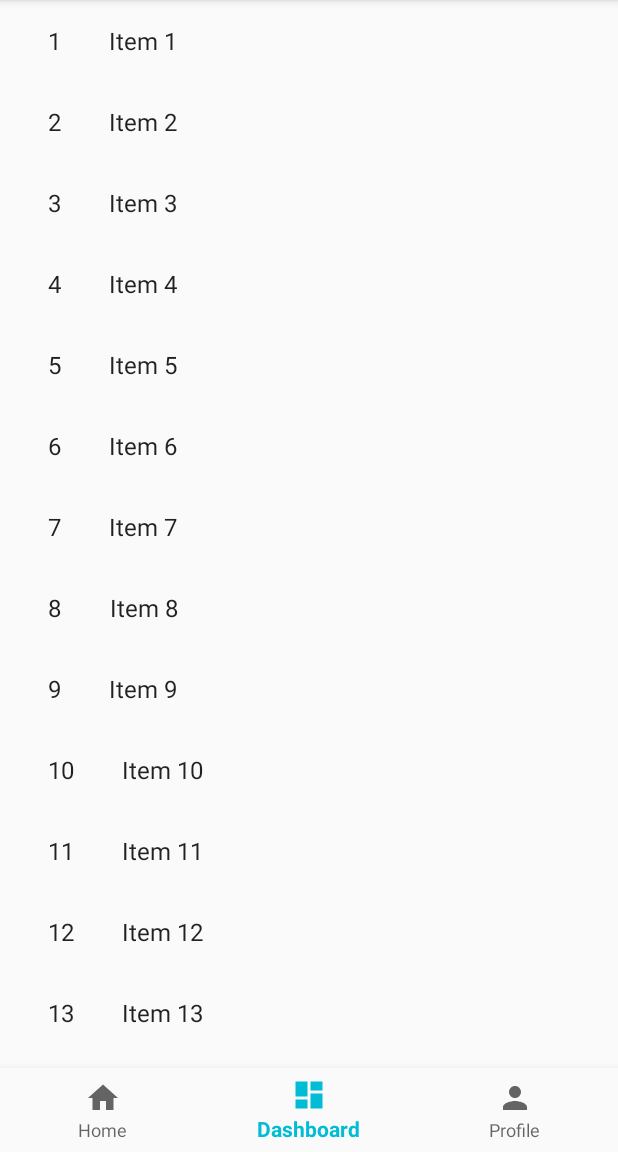
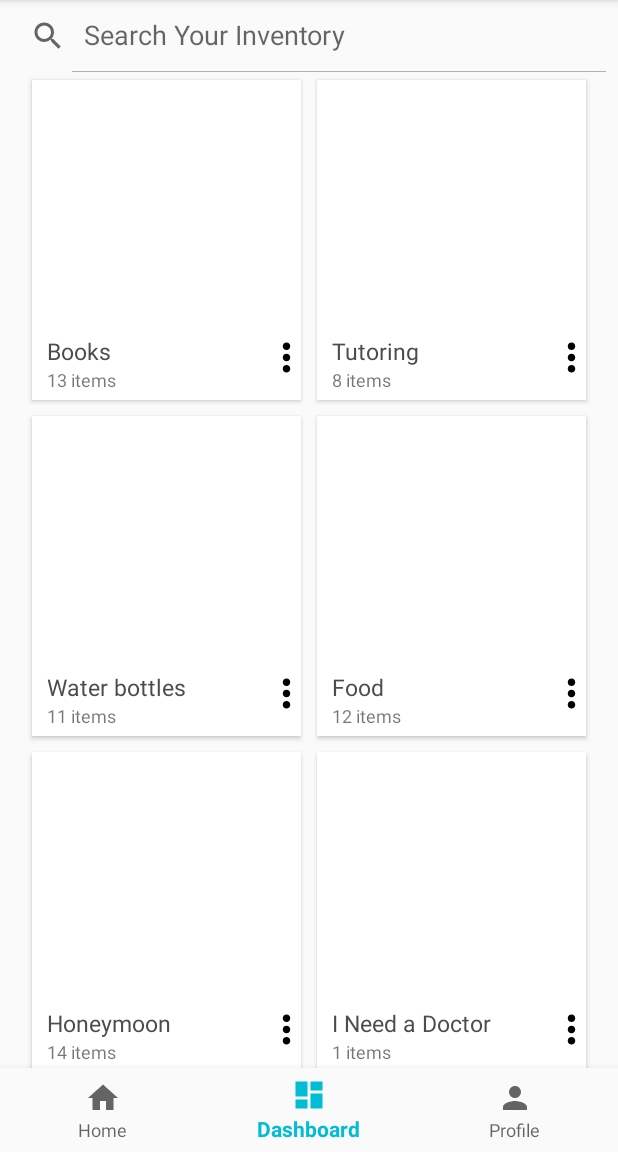
Before and after one commit to michaeldadi/PacExchange, an Android app: the screen it shows after launch once a user with an empty profile is signed in (MainActivity), item 2 of the bottom bar chosen, on a phone screen of 412 x 824 dp, the part 84-1236 px from its top. Run offline under Robolectric (Android 15) with nearby library versions, the phone set to English and light mode, and no system bars; our stand-ins replace Firebase (no records; nobody signed in at launch, a user with empty details on screens opened directly).

Commit message:
migration to AndroidX

```diff
--- a/app/build.gradle
+++ b/app/build.gradle
@@ -37,6 +37,7 @@ dependencies {
     implementation 'androidx.recyclerview:recyclerview:1.0.0'
     implementation 'com.squareup.picasso:picasso:2.71828'
     implementation 'androidx.preference:preference:1.1.0-alpha04'
+    implementation 'com.google.android.gms:play-services-wallet:16.0.1'
     testImplementation 'junit:junit:4.12'
     androidTestImplementation 'androidx.test:runner:1.1.1'
     androidTestImplementation 'androidx.test.espresso:espresso-core:3.1.1'
--- a/app/src/main/AndroidManifest.xml
+++ b/app/src/main/AndroidManifest.xml
@@ -16,6 +16,9 @@
         android:roundIcon="@mipmap/ic_launcher_round"
         android:supportsRtl="true"
         android:theme="@style/AppTheme">
+        <meta-data
+            android:name="com.google.android.gms.wallet.api.enabled"
+            android:value="true" />
         <activity
             android:name=".SettingsActivity"
             android:label="@string/title_activity_settings"
--- a/app/src/main/java/com/cs639/pacexchange/EditUserProfileFragment.java
+++ b/app/src/main/java/com/cs639/pacexchange/EditUserProfileFragment.java
@@ -74,7 +74,7 @@ public class EditUserProfileFragment extends Fragment {
 
         mStorageRef.child(user.getUid()).getDownloadUrl().addOnSuccessListener(uri -> Picasso.get().load(uri).into(mProfilePicture));
         //Set user profile grad year and phone #
-        DocumentReference docRef = db.collection("users").document("1gdhE2ezd6IyH1RgyaLU");
+        DocumentReference docRef = db.collection("users").document(user.getUid());
         docRef.get().addOnCompleteListener(task -> {
             if (task.isSuccessful()) {
                 DocumentSnapshot document = task.getResult();
--- /dev/null
+++ b/app/src/main/java/com/cs639/pacexchange/Inventory.java
@@ -0,0 +1,40 @@
+package com.cs639.pacexchange;
+
+public class Inventory {
+    private String name;
+    private int numOfSongs;
+    private int thumbnail;
+
+    public Inventory() {
+    }
+
+    public Inventory(String name, int numOfSongs, int thumbnail) {
+        this.name = name;
+        this.numOfSongs = numOfSongs;
+        this.thumbnail = thumbnail;
+    }
+
+    public String getName() {
+        return name;
+    }
+
+    public void setName(String name) {
+        this.name = name;
+    }
+
+    public int getNumOfSongs() {
+        return numOfSongs;
+    }
+
+    public void setNumOfSongs(int numOfSongs) {
+        this.numOfSongs = numOfSongs;
+    }
+
+    public int getThumbnail() {
+        return thumbnail;
+    }
+
+    public void setThumbnail(int thumbnail) {
+        this.thumbnail = thumbnail;
+    }
+}
--- a/app/src/main/java/com/cs639/pacexchange/InventoryFragment.java
+++ b/app/src/main/java/com/cs639/pacexchange/InventoryFragment.java
@@ -1,23 +1,21 @@
 package com.cs639.pacexchange;
 
-import android.content.Context;
 import android.os.Bundle;
 import androidx.fragment.app.Fragment;
+import androidx.recyclerview.widget.DefaultItemAnimator;
 import androidx.recyclerview.widget.GridLayoutManager;
-import androidx.recyclerview.widget.LinearLayoutManager;
 import androidx.recyclerview.widget.RecyclerView;
 import android.view.LayoutInflater;
 import android.view.View;
 import android.view.ViewGroup;
 
-import com.cs639.pacexchange.dummy.DummyContent;
+import java.util.ArrayList;
+import java.util.List;
 
 public class InventoryFragment extends Fragment {
 
-    // TODO: Customize parameter argument names
-    private static final String ARG_COLUMN_COUNT = "column-count";
-    // TODO: Customize parameters
-    private int mColumnCount = 1;
+    private List<Inventory> inventoryList = new ArrayList<>();
+    private MyInventoryRecyclerViewAdapter mAdapter;
 
     public InventoryFragment() {
     }
@@ -25,10 +23,6 @@ public class InventoryFragment extends Fragment {
     @Override
     public void onCreate(Bundle savedInstanceState) {
         super.onCreate(savedInstanceState);
-
-        if (getArguments() != null) {
-            mColumnCount = getArguments().getInt(ARG_COLUMN_COUNT);
-        }
     }
 
     @Override
@@ -36,17 +30,52 @@ public class InventoryFragment extends Fragment {
                              Bundle savedInstanceState) {
         View view = inflater.inflate(R.layout.fragment_inventory_list, container, false);
 
-        // Set the adapter
-        if (view instanceof RecyclerView) {
-            Context context = view.getContext();
-            RecyclerView recyclerView = (RecyclerView) view;
-            if (mColumnCount <= 1) {
-                recyclerView.setLayoutManager(new LinearLayoutManager(context));
-            } else {
-                recyclerView.setLayoutManager(new GridLayoutManager(context, mColumnCount));
-            }
-            recyclerView.setAdapter(new MyInventoryRecyclerViewAdapter(DummyContent.ITEMS));
-        }
+            RecyclerView recyclerView = view.findViewById(R.id.inventory_list);
+            mAdapter = new MyInventoryRecyclerViewAdapter(getContext(), inventoryList);
+            RecyclerView.LayoutManager mLayoutManager = new GridLayoutManager(getContext(), 2);
+            recyclerView.setLayoutManager(mLayoutManager);
+            recyclerView.setItemAnimator(new DefaultItemAnimator());
+
+            recyclerView.setLayoutManager(mLayoutManager);
+            recyclerView.setAdapter(mAdapter);
+
+            prepareAlbums();
         return view;
     }
+
+    private void prepareAlbums() {
+
+        Inventory a = new Inventory("Books", 13, R.drawable.user_placeholder);
+        inventoryList.add(a);
+
+        a = new Inventory("Tutoring", 8, R.drawable.user_placeholder);
+        inventoryList.add(a);
+
+        a = new Inventory("Water bottles", 11, R.drawable.user_placeholder);
+        inventoryList.add(a);
+
+        a = new Inventory("Food", 12, R.drawable.user_placeholder);
+        inventoryList.add(a);
+
+        a = new Inventory("Honeymoon", 14, R.drawable.user_placeholder);
+        inventoryList.add(a);
+
+        a = new Inventory("I Need a Doctor", 1, R.drawable.user_placeholder);
+        inventoryList.add(a);
+
+        a = new Inventory("Loud", 11, R.drawable.user_placeholder);
+        inventoryList.add(a);
+
+        a = new Inventory("Legend", 14, R.drawable.user_placeholder);
+        inventoryList.add(a);
+
+        a = new Inventory("Hello", 11, R.drawable.user_placeholder);
+        inventoryList.add(a);
+
+        a = new Inventory("Greatest Hits", 17, R.drawable.user_placeholder);
+        inventoryList.add(a);
+
+        mAdapter.notifyDataSetChanged();
+    }
+
 }
--- a/app/src/main/java/com/cs639/pacexchange/ListData.java
+++ b/app/src/main/java/com/cs639/pacexchange/Item.java
@@ -1,11 +1,11 @@
 package com.cs639.pacexchange;
 
-public class ListData {
+public class Item {
     int mPrice;
     String mSeller;
     String mItemType;
 
-    public ListData(String seller, String itemType, int price)
+    public Item(String seller, String itemType, int price)
     {
         mSeller = seller;
         mItemType = itemType;
--- a/app/src/main/java/com/cs639/pacexchange/ItemFragment.java
+++ b/app/src/main/java/com/cs639/pacexchange/ItemFragment.java
@@ -18,7 +18,7 @@ public class ItemFragment extends Fragment {
 
     RecyclerView mRecyclerView;
     Context mContext;
-    List<ListData> mListData;
+    List<Item> mListData;
 
     @Override
     public void onAttach(Context context) {
@@ -30,18 +30,18 @@ public class ItemFragment extends Fragment {
     public void onCreate(@Nullable Bundle savedInstanceState) {
         super.onCreate(savedInstanceState);
         mListData = new ArrayList<>();
-        mListData.add(new ListData("John Doe", "tickets", 5));
-        mListData.add(new ListData("Sebastian Dabrowski", "tutoring", 3));
-        mListData.add(new ListData("Alexandra Stephens", "meal plan money", 2));
-        mListData.add(new ListData("Jacob Oiler", "chair", 7));
-        mListData.add(new ListData("Tinna Rider", "charger", 4));
-        mListData.add(new ListData("Tim Fargoe", "pencils", 1));
-        mListData.add(new ListData("Patryck Steward", "textbook", 5));
-        mListData.add(new ListData("Anna White", "cupcakes", 2));
-        mListData.add(new ListData("Jaden Williams", "tickets", 4));
-        mListData.add(new ListData("Jaden Williams", "tickets", 4));
-        mListData.add(new ListData("Jaden Williams", "tickets", 4));
-        mListData.add(new ListData("Jaden Williams", "tickets", 4));
+        mListData.add(new Item("John Doe", "tickets", 5));
+        mListData.add(new Item("Sebastian Dabrowski", "tutoring", 3));
+        mListData.add(new Item("Alexandra Stephens", "meal plan money", 2));
+        mListData.add(new Item("Jacob Oiler", "chair", 7));
+        mListData.add(new Item("Tinna Rider", "charger", 4));
+        mListData.add(new Item("Tim Fargoe", "pencils", 1));
+        mListData.add(new Item("Patryck Steward", "textbook", 5));
+        mListData.add(new Item("Anna White", "cupcakes", 2));
+        mListData.add(new Item("Jaden Williams", "tickets", 4));
+        mListData.add(new Item("Jaden Williams", "tickets", 4));
+        mListData.add(new Item("Jaden Williams", "tickets", 4));
+        mListData.add(new Item("Jaden Williams", "tickets", 4));
 
     }
 
@@ -50,7 +50,7 @@ public class ItemFragment extends Fragment {
     public View onCreateView(@NonNull LayoutInflater inflater, @Nullable ViewGroup container, @Nullable Bundle savedInstanceState) {
         View view = inflater.inflate(R.layout.fragment_item_list, container, false);
 
-        mRecyclerView = view.findViewById(R.id.list);
+        mRecyclerView = view.findViewById(R.id.item_list);
 
 
 
@@ -61,13 +61,8 @@ public class ItemFragment extends Fragment {
     public void onActivityCreated(@Nullable Bundle savedInstanceState) {
         super.onActivityCreated(savedInstanceState);
 
-        MyItemRecyclerViewAdapter adapter = new MyItemRecyclerViewAdapter(mContext, mListData, new View.OnClickListener() {
-            @Override
-            public void onClick(View v) {
-                onSellingRowClicked(v);
-            }
-        });
-        mRecyclerView.setLayoutManager(new LinearLayoutManager(mContext, LinearLayoutManager.VERTICAL, false));
+        MyItemRecyclerViewAdapter adapter = new MyItemRecyclerViewAdapter(mContext, mListData, v -> onSellingRowClicked(v));
+        mRecyclerView.setLayoutManager(new LinearLayoutManager(mContext, RecyclerView.VERTICAL, false));
         mRecyclerView.setAdapter(adapter);
     }
 
--- a/app/src/main/java/com/cs639/pacexchange/MyInventoryRecyclerViewAdapter.java
+++ b/app/src/main/java/com/cs639/pacexchange/MyInventoryRecyclerViewAdapter.java
@@ -1,58 +1,97 @@
 package com.cs639.pacexchange;
 
 import androidx.recyclerview.widget.RecyclerView;
+
+import android.content.Context;
 import android.view.LayoutInflater;
 import android.view.View;
 import android.view.ViewGroup;
+import android.widget.ImageView;
 import android.widget.TextView;
-
-import com.cs639.pacexchange.dummy.DummyContent.DummyItem;
 
 import java.util.List;
 
 public class MyInventoryRecyclerViewAdapter extends RecyclerView.Adapter<MyInventoryRecyclerViewAdapter.ViewHolder> {
 
-    private final List<DummyItem> mValues;
+    private Context mContext;
+    private List<Inventory> inventoryList;
 
-    public MyInventoryRecyclerViewAdapter(List<DummyItem> items) {
-        mValues = items;
+    public class ViewHolder extends RecyclerView.ViewHolder {
+        public TextView title, count;
+        public ImageView thumbnail, overflow;
+
+        public ViewHolder(View view) {
+            super(view);
+            title = view.findViewById(R.id.title);
+            count = view.findViewById(R.id.count);
+            thumbnail = view.findViewById(R.id.thumbnail);
+            overflow = view.findViewById(R.id.overflow);
+        }
+    }
+
+
+    public MyInventoryRecyclerViewAdapter(Context mContext, List<Inventory> inventoryList) {
+        this.mContext = mContext;
+        this.inventoryList = inventoryList;
     }
 
     @Override
     public ViewHolder onCreateViewHolder(ViewGroup parent, int viewType) {
-        View view = LayoutInflater.from(parent.getContext())
+        View itemView = LayoutInflater.from(parent.getContext())
                 .inflate(R.layout.fragment_inventory, parent, false);
-        return new ViewHolder(view);
+
+        return new ViewHolder(itemView);
     }
 
     @Override
     public void onBindViewHolder(final ViewHolder holder, int position) {
-        holder.mItem = mValues.get(position);
-        holder.mIdView.setText(mValues.get(position).id);
-        holder.mContentView.setText(mValues.get(position).content);
+        Inventory inventory = inventoryList.get(position);
+        holder.title.setText(inventory.getName());
+        holder.count.setText(inventory.getNumOfSongs() + " items");
+
+        // loading inventory cover using Glide library
+//        Glide.with(mContext).load(inventory.getThumbnail()).into(holder.thumbnail);
+
+//        holder.overflow.setOnClickListener(view -> showPopupMenu(holder.overflow));
     }
+
+    /**
+     * Showing popup menu when tapping on 3 dots
+     */
+//    private void showPopupMenu(View view) {
+//        // inflate menu
+//        PopupMenu popup = new PopupMenu(mContext, view);
+//        MenuInflater inflater = popup.getMenuInflater();
+//        inflater.inflate(R.menu.menu_album, popup.getMenu());
+//        popup.setOnMenuItemClickListener(new MyMenuItemClickListener());
+//        popup.show();
+//    }
+
+    /**
+     * Click listener for popup menu items
+     */
+//    class MyMenuItemClickListener implements PopupMenu.OnMenuItemClickListener {
+//
+//        public MyMenuItemClickListener() {
+//        }
+//
+//        @Override
+//        public boolean onMenuItemClick(MenuItem menuItem) {
+//            switch (menuItem.getItemId()) {
+//                case R.id.action_add_favourite:
+//                    Toast.makeText(mContext, "Add to favourite", Toast.LENGTH_SHORT).show();
+//                    return true;
+//                case R.id.action_play_next:
+//                    Toast.makeText(mContext, "Play next", Toast.LENGTH_SHORT).show();
+//                    return true;
+//                default:
+//            }
+//            return false;
+//        }
+//    }
 
     @Override
     public int getItemCount() {
-        return mValues.size();
-    }
-
-    public class ViewHolder extends RecyclerView.ViewHolder {
-        public final View mView;
-        public final TextView mIdView;
-        public final TextView mContentView;
-        public DummyItem mItem;
-
-        public ViewHolder(View view) {
-            super(view);
-            mView = view;
-            mIdView = view.findViewById(R.id.item_number);
-            mContentView = view.findViewById(R.id.content);
-        }
-
-        @Override
-        public String toString() {
-            return super.toString() + " '" + mContentView.getText() + "'";
-        }
+        return inventoryList.size();
     }
 }
--- a/app/src/main/java/com/cs639/pacexchange/MyItemRecyclerViewAdapter.java
+++ b/app/src/main/java/com/cs639/pacexchange/MyItemRecyclerViewAdapter.java
@@ -13,10 +13,10 @@ import java.util.List;
 public class MyItemRecyclerViewAdapter extends RecyclerView.Adapter<MyItemRecyclerViewAdapter.ViewHolder> {
 
     Context mContext;
-    List<ListData> mListData;
+    List<Item> mListData;
     View.OnClickListener mRowClickListener;
 
-    public MyItemRecyclerViewAdapter(Context context, List<ListData> listData, View.OnClickListener rowClickListener)
+    public MyItemRecyclerViewAdapter(Context context, List<Item> listData, View.OnClickListener rowClickListener)
     {
         mContext = context;
         mListData = listData;
@@ -36,14 +36,14 @@ public class MyItemRecyclerViewAdapter extends RecyclerView.Adapter<MyItemRecycl
     public void onBindViewHolder(@NonNull ViewHolder viewHolder, int i) {
         ViewHolder recyclerViewHolder = viewHolder;
 
-        ListData data = getItem(i);
+        Item data = getItem(i);
         recyclerViewHolder.mSellerView.setText(data.getSeller());
         recyclerViewHolder.mItemTypeView.setText(data.getItemType());
         recyclerViewHolder.mPriceView.setText(data.getPrice() + "");
         recyclerViewHolder.itemView.setTag(i);
     }
 
-    public ListData getItem(int position)
+    public Item getItem(int position)
     {
         return mListData.get(position);
     }
--- a/app/src/main/java/com/cs639/pacexchange/SignupActivity.java
+++ b/app/src/main/java/com/cs639/pacexchange/SignupActivity.java
@@ -86,7 +86,7 @@ public class SignupActivity extends AppCompatActivity {
                     users.put("email", inputEmail.getText().toString());
                     users.put("phone", inputPhone.getText().toString());
                     users.put("year", Integer.parseInt(inputYear.getText().toString()));
-                    db.collection("users").add(users);
+                    db.collection("users").document(user.getUid()).set(users);
 
                     startActivity(new Intent(this, MainActivity.class));
                     finish();
--- a/app/src/main/java/com/cs639/pacexchange/UserProfileFragment.java
+++ b/app/src/main/java/com/cs639/pacexchange/UserProfileFragment.java
@@ -59,7 +59,7 @@ public class UserProfileFragment extends Fragment {
         mStorageRef.child(user.getUid()).getDownloadUrl().addOnSuccessListener(uri -> Picasso.get().load(uri).into(profileImage));
         //Set user profile grad year and phone #
         //TODO: Replace documentPath with generated doc name..
-        DocumentReference docRef = db.collection("users").document("1gdhE2ezd6IyH1RgyaLU");
+        DocumentReference docRef = db.collection("users").document(user.getUid());
         docRef.get().addOnCompleteListener(task -> {
             if (task.isSuccessful()) {
                 DocumentSnapshot document = task.getResult();
--- a/app/src/main/java/com/cs639/pacexchange/dummy/DummyContent.java
+++ /dev/null
@@ -1,72 +0,0 @@
-package com.cs639.pacexchange.dummy;
-
-import java.util.ArrayList;
-import java.util.HashMap;
-import java.util.List;
-import java.util.Map;
-
-/**
- * Helper class for providing sample content for user interfaces created by
- * Android template wizards.
- * <p>
- * TODO: Replace all uses of this class before publishing your app.
- */
-public class DummyContent {
-
-    /**
-     * An array of sample (dummy) items.
-     */
-    public static final List<DummyItem> ITEMS = new ArrayList<DummyItem>();
-
-    /**
-     * A map of sample (dummy) items, by ID.
-     */
-    public static final Map<String, DummyItem> ITEM_MAP = new HashMap<String, DummyItem>();
-
-    private static final int COUNT = 25;
-
-    static {
-        // Add some sample items.
-        for (int i = 1; i <= COUNT; i++) {
-            addItem(createDummyItem(i));
-        }
-    }
-
-    private static void addItem(DummyItem item) {
-        ITEMS.add(item);
-        ITEM_MAP.put(item.id, item);
-    }
-
-    private static DummyItem createDummyItem(int position) {
-        return new DummyItem(String.valueOf(position), "Item " + position, makeDetails(position));
-    }
-
-    private static String makeDetails(int position) {
-        StringBuilder builder = new StringBuilder();
-        builder.append("Details about Item: ").append(position);
-        for (int i = 0; i < position; i++) {
-            builder.append("\nMore details information here.");
-        }
-        return builder.toString();
-    }
-
-    /**
-     * A dummy item representing a piece of content.
-     */
-    public static class DummyItem {
-        public final String id;
-        public final String content;
-        public final String details;
-
-        public DummyItem(String id, String content, String details) {
-            this.id = id;
-            this.content = content;
-            this.details = details;
-        }
-
-        @Override
-        public String toString() {
-            return content;
-        }
-    }
-}
--- /dev/null
+++ b/app/src/main/res/drawable/ic_more_vert_black_24dp.xml
@@ -0,0 +1,9 @@
+<vector xmlns:android="http://schemas.android.com/apk/res/android"
+        android:width="24dp"
+        android:height="24dp"
+        android:viewportWidth="24.0"
+        android:viewportHeight="24.0">
+    <path
+        android:fillColor="#FF000000"
+        android:pathData="M12,8c1.1,0 2,-0.9 2,-2s-0.9,-2 -2,-2 -2,0.9 -2,2 0.9,2 2,2zM12,10c-1.1,0 -2,0.9 -2,2s0.9,2 2,2 2,-0.9 2,-2 -0.9,-2 -2,-2zM12,16c-1.1,0 -2,0.9 -2,2s0.9,2 2,2 2,-0.9 2,-2 -0.9,-2 -2,-2z"/>
+</vector>
--- a/app/src/main/res/layout/fragment_inventory.xml
+++ b/app/src/main/res/layout/fragment_inventory.xml
@@ -1,20 +1,63 @@
 <?xml version="1.0" encoding="utf-8"?>
 <LinearLayout xmlns:android="http://schemas.android.com/apk/res/android"
-    android:layout_width="wrap_content"
-    android:layout_height="wrap_content"
-    android:orientation="horizontal">
+    xmlns:card_view="http://schemas.android.com/apk/res-auto"
+    android:layout_width="match_parent"
+    android:layout_height="wrap_content">
 
-    <TextView
-        android:id="@+id/item_number"
-        android:layout_width="wrap_content"
-        android:layout_height="wrap_content"
-        android:layout_margin="@dimen/text_margin"
-        android:textAppearance="?attr/textAppearanceListItem" />
+    <androidx.cardview.widget.CardView
+        android:id="@+id/card_view"
+        android:layout_width="match_parent"
+        android:layout_height="match_parent"
+        android:layout_gravity="center"
+        android:layout_margin="5dp"
+        android:elevation="3dp"
+        card_view:cardCornerRadius="0dp">
 
-    <TextView
-        android:id="@+id/content"
-        android:layout_width="wrap_content"
-        android:layout_height="wrap_content"
-        android:layout_margin="@dimen/text_margin"
-        android:textAppearance="?attr/textAppearanceListItem" />
+        <RelativeLayout
+            android:layout_width="match_parent"
+            android:layout_height="match_parent">
+
+            <ImageView
+                android:id="@+id/thumbnail"
+                android:layout_width="match_parent"
+                android:layout_height="160dp"
+                android:background="?attr/selectableItemBackgroundBorderless"
+                android:clickable="true"
+                android:scaleType="fitXY" />
+
+            <TextView
+                android:id="@+id/title"
+                android:layout_width="match_parent"
+                android:layout_height="wrap_content"
+                android:layout_below="@id/thumbnail"
+                android:paddingLeft="10dp"
+                android:paddingRight="10dp"
+                android:paddingTop="10dp"
+                android:textColor="#4c4c4c"
+                android:textSize="15sp" />
+
+            <TextView
+                android:id="@+id/count"
+                android:layout_width="match_parent"
+                android:layout_height="wrap_content"
+                android:layout_below="@id/title"
+                android:paddingBottom="5dp"
+                android:paddingLeft="10dp"
+                android:paddingRight="10dp"
+                android:textSize="12sp" />
+
+            <ImageView
+                android:id="@+id/overflow"
+                android:layout_width="20dp"
+                android:layout_height="30dp"
+                android:layout_alignParentEnd="true"
+                android:layout_below="@id/thumbnail"
+                android:layout_marginTop="10dp"
+                android:scaleType="centerCrop"
+                android:src="@drawable/ic_more_vert_black_24dp" />
+
+        </RelativeLayout>
+
+    </androidx.cardview.widget.CardView>
+
 </LinearLayout>
--- a/app/src/main/res/layout/fragment_inventory_list.xml
+++ b/app/src/main/res/layout/fragment_inventory_list.xml
@@ -1,13 +1,23 @@
 <?xml version="1.0" encoding="utf-8"?>
-<androidx.recyclerview.widget.RecyclerView xmlns:android="http://schemas.android.com/apk/res/android"
+<LinearLayout android:layout_height="match_parent"
+    android:layout_width="match_parent"
+    xmlns:android="http://schemas.android.com/apk/res/android"
     xmlns:app="http://schemas.android.com/apk/res-auto"
-    xmlns:tools="http://schemas.android.com/tools"
-    android:id="@+id/list"
+    android:orientation="vertical">
+<SearchView android:layout_height="wrap_content" android:layout_width="match_parent"
+    android:id="@+id/search_inventory"
+    android:clickable="true"
+    android:iconifiedByDefault="false"
+    android:queryHint="Search Your Inventory"/>
+
+<androidx.recyclerview.widget.RecyclerView xmlns:tools="http://schemas.android.com/tools"
+    android:id="@+id/inventory_list"
     android:name="com.cs639.pacexchange.InventoryFragment"
     android:layout_width="match_parent"
     android:layout_height="match_parent"
     android:layout_marginLeft="16dp"
     android:layout_marginRight="16dp"
-    app:layoutManager="LinearLayoutManager"
     tools:context=".InventoryFragment"
     tools:listitem="@layout/fragment_inventory" />
+
+</LinearLayout>
--- a/app/src/main/res/layout/fragment_item_list.xml
+++ b/app/src/main/res/layout/fragment_item_list.xml
@@ -43,7 +43,7 @@
 <androidx.recyclerview.widget.RecyclerView xmlns:android="http://schemas.android.com/apk/res/android"
     xmlns:app="http://schemas.android.com/apk/res-auto"
     xmlns:tools="http://schemas.android.com/tools"
-    android:id="@+id/list"
+    android:id="@+id/item_list"
     android:name="com.cs639.pacexchange.ItemFragment"
     android:layout_width="match_parent"
     android:layout_height="0dp"
```
